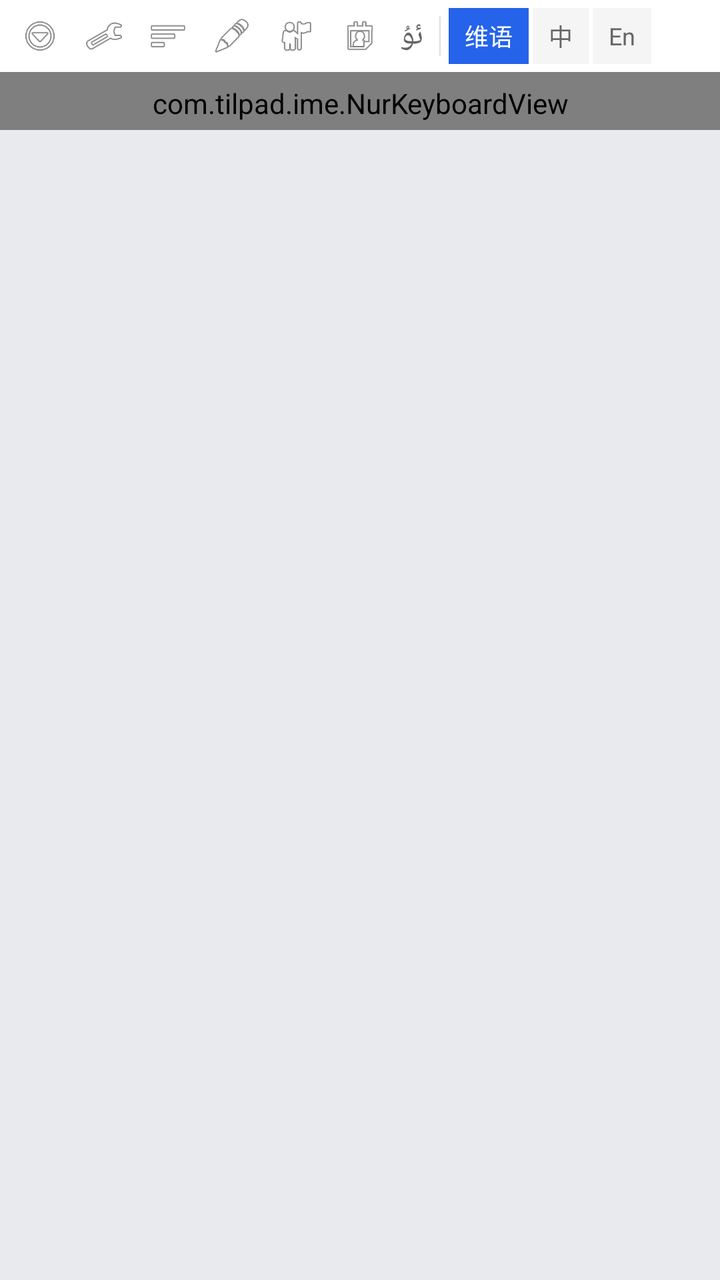
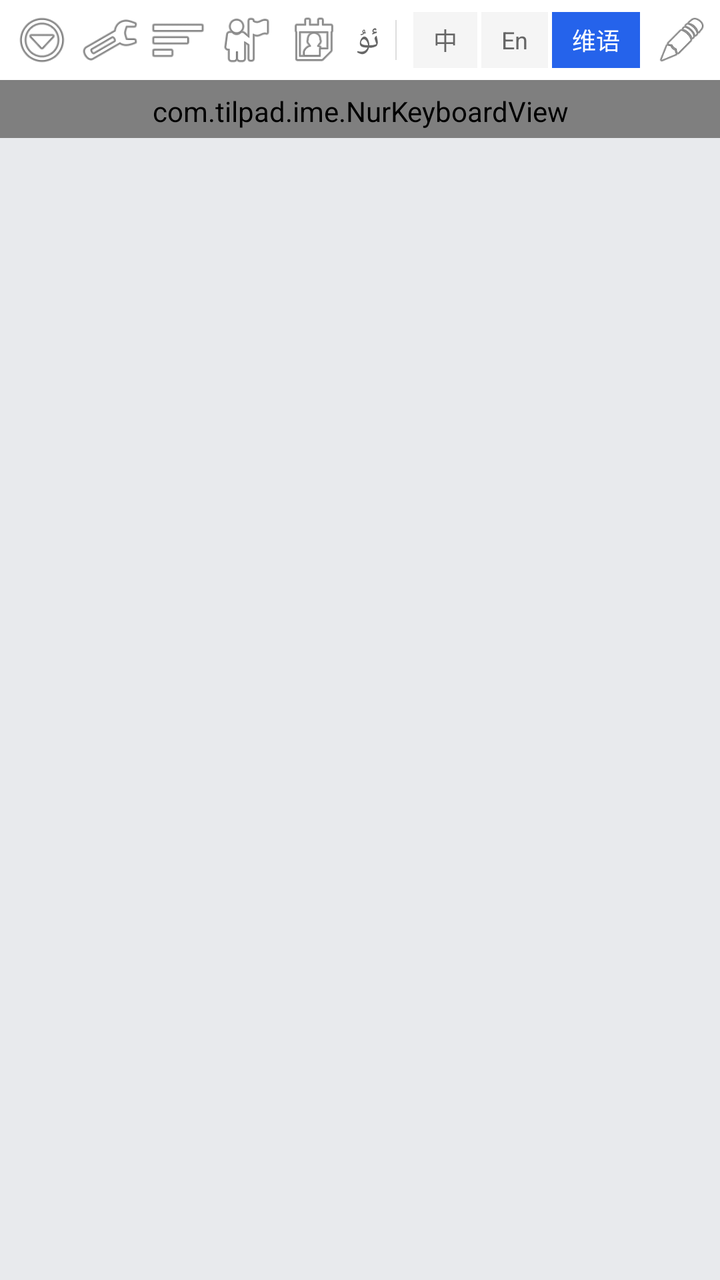

An Android layout rendered at two revisions. The XML below is the earlier revision; the diff shows what the commit changed to produce the second picture.
<!-- AndroidManifest.xml: application theme TilPadTheme -->
<!-- res/layout/input_view_container.xml -->
<?xml version="1.0" encoding="utf-8"?>
<LinearLayout xmlns:android="http://schemas.android.com/apk/res/android"
    android:layout_width="match_parent"
    android:layout_height="wrap_content"
    android:orientation="vertical"
    android:background="#E8EAED"
    android:layout_alignParentBottom="true">

    
    <LinearLayout
        android:id="@+id/toolbar"
        android:layout_width="match_parent"
        android:layout_height="36dp"
        android:orientation="horizontal"
        android:background="#FFFFFF"
        android:gravity="center_vertical"
        android:paddingStart="4dp"
        android:paddingEnd="4dp">

        
        <ImageView
            android:id="@+id/btn_dropdown"
            android:layout_width="32dp"
            android:layout_height="32dp"
            android:src="@android:drawable/ic_menu_more"
            android:padding="6dp"
            android:contentDescription="菜单" />

        
        <ImageView
            android:id="@+id/btn_settings"
            android:layout_width="32dp"
            android:layout_height="32dp"
            android:src="@android:drawable/ic_menu_preferences"
            android:padding="6dp"
            android:contentDescription="设置" />

        
        <ImageView
            android:id="@+id/btn_layout"
            android:layout_width="32dp"
            android:layout_height="32dp"
            android:src="@android:drawable/ic_menu_sort_by_size"
            android:padding="6dp"
            android:contentDescription="布局" />

        
        <ImageView
            android:id="@+id/btn_clipboard"
            android:layout_width="32dp"
            android:layout_height="32dp"
            android:src="@android:drawable/ic_menu_edit"
            android:padding="6dp"
            android:contentDescription="剪贴板" />

        
        <ImageView
            android:id="@+id/btn_emoji"
            android:layout_width="32dp"
            android:layout_height="32dp"
            android:src="@android:drawable/ic_menu_myplaces"
            android:padding="6dp"
            android:contentDescription="表情" />

        
        <ImageView
            android:id="@+id/btn_avatar"
            android:layout_width="32dp"
            android:layout_height="32dp"
            android:src="@android:drawable/ic_menu_my_calendar"
            android:padding="6dp"
            android:contentDescription="头像" />

        
        <TextView
            android:id="@+id/btn_quick_uyghur"
            android:layout_width="wrap_content"
            android:layout_height="32dp"
            android:text="ئۇ"
            android:textSize="16sp"
            android:gravity="center"
            android:paddingStart="4dp"
            android:paddingEnd="4dp"
            android:textColor="#666666" />

        
        <View
            android:layout_width="0.5dp"
            android:layout_height="20dp"
            android:background="#DDDDDD"
            android:layout_marginStart="4dp"
            android:layout_marginEnd="4dp" />

        
        <TextView
            android:id="@+id/btn_lang_uyghur"
            android:layout_width="wrap_content"
            android:layout_height="28dp"
            android:text="维语"
            android:textSize="12sp"
            android:gravity="center"
            android:paddingStart="8dp"
            android:paddingEnd="8dp"
            android:textColor="#FFFFFF"
            android:background="#2563EB"
            android:layout_marginEnd="2dp" />

        
        <TextView
            android:id="@+id/btn_lang_chinese"
            android:layout_width="wrap_content"
            android:layout_height="28dp"
            android:text="中"
            android:textSize="12sp"
            android:gravity="center"
            android:paddingStart="8dp"
            android:paddingEnd="8dp"
            android:textColor="#666666"
            android:background="#F5F5F5"
            android:layout_marginEnd="2dp" />

        
        <TextView
            android:id="@+id/btn_lang_english"
            android:layout_width="wrap_content"
            android:layout_height="28dp"
            android:text="En"
            android:textSize="12sp"
            android:gravity="center"
            android:paddingStart="8dp"
            android:paddingEnd="8dp"
            android:textColor="#666666"
            android:background="#F5F5F5" />

    </LinearLayout>

    
    <HorizontalScrollView
        android:id="@+id/candidate_scroll"
        android:layout_width="match_parent"
        android:layout_height="36dp"
        android:background="#FFFFFF"
        android:visibility="gone"
        android:fillViewport="true">

        <LinearLayout
            android:id="@+id/candidate_container"
            android:layout_width="wrap_content"
            android:layout_height="match_parent"
            android:orientation="horizontal"
            android:paddingStart="8dp"
            android:paddingEnd="8dp" />

    </HorizontalScrollView>

    
    <FrameLayout
        android:id="@+id/panel_container"
        android:layout_width="match_parent"
        android:layout_height="0dp"
        android:layout_weight="0"
        android:background="#FFFFFF"
        android:visibility="gone">

        <GridView
            android:id="@+id/emoji_grid"
            android:layout_width="match_parent"
            android:layout_height="240dp"
            android:numColumns="8"
            android:horizontalSpacing="4dp"
            android:verticalSpacing="4dp"
            android:padding="4dp"
            android:background="#FFFFFF" />

        <ListView
            android:id="@+id/clipboard_list"
            android:layout_width="match_parent"
            android:layout_height="240dp"
            android:background="#FFFFFF"
            android:visibility="gone"
            android:padding="4dp" />

    </FrameLayout>

    
    <com.tilpad.ime.NurKeyboardView
        android:id="@+id/keyboard"
        android:layout_width="match_parent"
        android:layout_height="wrap_content"
        android:layout_alignParentBottom="true"
        android:background="#E8EAED"
        android:keyBackground="@drawable/key_background"
        android:keyTextColor="#FFFFFF"
        android:keyTextSize="22sp"
        android:labelTextSize="14sp"
        android:keyPreviewLayout="@layout/key_preview"
        android:keyPreviewOffset="2dp"
        android:verticalGap="5dp"
        android:horizontalGap="2dp"
        android:paddingTop="6dp"
        android:paddingBottom="4dp"
        android:paddingStart="3dp"
        android:paddingEnd="3dp"
        android:shadowRadius="0.0" />

</LinearLayout>
<!-- res/layout/key_preview.xml (included above) -->
<?xml version="1.0" encoding="utf-8"?>
<TextView xmlns:android="http://schemas.android.com/apk/res/android"
    android:layout_width="wrap_content"
    android:layout_height="wrap_content"
    android:minWidth="48dp"
    android:minHeight="48dp"
    android:gravity="center"
    android:textSize="32sp"
    android:textColor="#1A1A1A"
    android:background="@drawable/key_preview_bg"
    android:padding="6dp" />
<!-- resources referenced by this layout -->
<resources>
  <!-- drawable key_background (drawable) -->
  <?xml version="1.0" encoding="utf-8"?>
  <selector xmlns:android="http://schemas.android.com/apk/res/android">
      
      <item android:state_pressed="true">
          <shape android:shape="rectangle">
              <solid android:color="#802563EB" />
              <corners android:radius="8dp" />
          </shape>
      </item>
      
      <item android:state_checkable="true" android:state_checked="true">
          <shape android:shape="rectangle">
              <solid android:color="#802563EB" />
              <corners android:radius="8dp" />
          </shape>
      </item>
      
      <item>
          <shape android:shape="rectangle">
              <solid android:color="#A637474F" />
              <corners android:radius="8dp" />
          </shape>
      </item>
  </selector>
  <!-- drawable key_preview_bg (drawable) -->
  <?xml version="1.0" encoding="utf-8"?>
  <shape xmlns:android="http://schemas.android.com/apk/res/android"
      android:shape="rectangle">
      <solid android:color="#FFFFFF" />
      <corners android:radius="8dp" />
      <stroke android:width="1dp" android:color="#E0E0E0" />
  </shape>
  <style name="TilPadTheme" parent="Theme.MaterialComponents.Light.NoActionBar">
          <item name="android:windowNoTitle">true</item>
          <item name="android:statusBarColor">@color/telegram_blue_dark</item>
          <item name="android:windowLightStatusBar">false</item>
          <item name="colorPrimary">@color/telegram_blue</item>
          <item name="colorPrimaryDark">@color/telegram_blue_dark</item>
          <item name="colorAccent">@color/telegram_blue</item>
          <item name="android:windowBackground">@color/bg_main</item>
      </style>
  <color name="telegram_blue_dark">#0088CC</color>
  <color name="telegram_blue">#2AABEE</color>
  <color name="bg_main">#F0F2F5</color>
</resources>

<!-- the commit's change to res/layout/input_view_container.xml (unified diff, before → after) -->
@@ -10,7 +10,7 @@
     <LinearLayout
         android:id="@+id/toolbar"
         android:layout_width="match_parent"
-        android:layout_height="36dp"
+        android:layout_height="40dp"
         android:orientation="horizontal"
         android:background="#FFFFFF"
         android:gravity="center_vertical"
@@ -20,62 +20,58 @@
         
         <ImageView
             android:id="@+id/btn_dropdown"
-            android:layout_width="32dp"
-            android:layout_height="32dp"
+            android:layout_width="34dp"
+            android:layout_height="34dp"
             android:src="@android:drawable/ic_menu_more"
-            android:padding="6dp"
-            android:contentDescription="菜单" />
+            android:scaleType="fitCenter"
+            android:padding="2dp"
+            android:contentDescription="Menu" />
 
         
         <ImageView
             android:id="@+id/btn_settings"
-            android:layout_width="32dp"
-            android:layout_height="32dp"
+            android:layout_width="34dp"
+            android:layout_height="34dp"
             android:src="@android:drawable/ic_menu_preferences"
-            android:padding="6dp"
-            android:contentDescription="设置" />
+            android:scaleType="fitCenter"
+            android:padding="2dp"
+            android:contentDescription="Settings" />
 
         
         <ImageView
             android:id="@+id/btn_layout"
-            android:layout_width="32dp"
-            android:layout_height="32dp"
+            android:layout_width="34dp"
+            android:layout_height="34dp"
             android:src="@android:drawable/ic_menu_sort_by_size"
-            android:padding="6dp"
-            android:contentDescription="布局" />
-
-        
-        <ImageView
-            android:id="@+id/btn_clipboard"
-            android:layout_width="32dp"
-            android:layout_height="32dp"
-            android:src="@android:drawable/ic_menu_edit"
-            android:padding="6dp"
-            android:contentDescription="剪贴板" />
+            android:scaleType="fitCenter"
+            android:padding="2dp"
+            android:contentDescription="Layout" />
 
         
         <ImageView
             android:id="@+id/btn_emoji"
-            android:layout_width="32dp"
-            android:layout_height="32dp"
+            android:layout_width="34dp"
+            android:layout_height="34dp"
             android:src="@android:drawable/ic_menu_myplaces"
-            android:padding="6dp"
-            android:contentDescription="表情" />
+            android:scaleType="fitCenter"
+            android:padding="2dp"
+            android:contentDescription="Emoji" />
 
         
         <ImageView
             android:id="@+id/btn_avatar"
-            android:layout_width="32dp"
-            android:layout_height="32dp"
+            android:layout_width="34dp"
+            android:layout_height="34dp"
             android:src="@android:drawable/ic_menu_my_calendar"
-            android:padding="6dp"
-            android:contentDescription="头像" />
+            android:scaleType="fitCenter"
+            android:padding="2dp"
+            android:contentDescription="Avatar" />
 
         
         <TextView
             android:id="@+id/btn_quick_uyghur"
             android:layout_width="wrap_content"
-            android:layout_height="32dp"
+            android:layout_height="34dp"
             android:text="ئۇ"
             android:textSize="16sp"
             android:gravity="center"
@@ -92,6 +88,40 @@
             android:layout_marginEnd="4dp" />
 
         
+        <View
+            android:layout_width="0dp"
+            android:layout_height="1dp"
+            android:layout_weight="1" />
+
+        
+        <TextView
+            android:id="@+id/btn_lang_chinese"
+            android:layout_width="wrap_content"
+            android:layout_height="28dp"
+            android:text="中"
+            android:textSize="12sp"
+            android:gravity="center"
+            android:paddingStart="10dp"
+            android:paddingEnd="10dp"
+            android:textColor="#666666"
+            android:background="#F5F5F5"
+            android:layout_marginEnd="2dp" />
+
+        
+        <TextView
+            android:id="@+id/btn_lang_english"
+            android:layout_width="wrap_content"
+            android:layout_height="28dp"
+            android:text="En"
+            android:textSize="12sp"
+            android:gravity="center"
+            android:paddingStart="10dp"
+            android:paddingEnd="10dp"
+            android:textColor="#666666"
+            android:background="#F5F5F5"
+            android:layout_marginEnd="2dp" />
+
+        
         <TextView
             android:id="@+id/btn_lang_uyghur"
             android:layout_width="wrap_content"
@@ -99,38 +129,21 @@
             android:text="维语"
             android:textSize="12sp"
             android:gravity="center"
-            android:paddingStart="8dp"
-            android:paddingEnd="8dp"
+            android:paddingStart="10dp"
+            android:paddingEnd="10dp"
             android:textColor="#FFFFFF"
-            android:background="#2563EB"
-            android:layout_marginEnd="2dp" />
-
-        
-        <TextView
-            android:id="@+id/btn_lang_chinese"
-            android:layout_width="wrap_content"
-            android:layout_height="28dp"
-            android:text="中"
-            android:textSize="12sp"
-            android:gravity="center"
-            android:paddingStart="8dp"
-            android:paddingEnd="8dp"
-            android:textColor="#666666"
-            android:background="#F5F5F5"
-            android:layout_marginEnd="2dp" />
-
-        
-        <TextView
-            android:id="@+id/btn_lang_english"
-            android:layout_width="wrap_content"
-            android:layout_height="28dp"
-            android:text="En"
-            android:textSize="12sp"
-            android:gravity="center"
-            android:paddingStart="8dp"
-            android:paddingEnd="8dp"
-            android:textColor="#666666"
-            android:background="#F5F5F5" />
+            android:background="#2563EB" />
+
+        
+        <ImageView
+            android:id="@+id/btn_clipboard"
+            android:layout_width="30dp"
+            android:layout_height="30dp"
+            android:src="@android:drawable/ic_menu_edit"
+            android:scaleType="fitCenter"
+            android:padding="2dp"
+            android:layout_marginStart="6dp"
+            android:contentDescription="Clipboard" />
 
     </LinearLayout>
 
@@ -190,17 +203,17 @@
         android:layout_alignParentBottom="true"
         android:background="#E8EAED"
         android:keyBackground="@drawable/key_background"
-        android:keyTextColor="#FFFFFF"
+        android:keyTextColor="#333333"
         android:keyTextSize="22sp"
         android:labelTextSize="14sp"
         android:keyPreviewLayout="@layout/key_preview"
         android:keyPreviewOffset="2dp"
         android:verticalGap="5dp"
-        android:horizontalGap="2dp"
+        android:horizontalGap="0.5dp"
         android:paddingTop="6dp"
         android:paddingBottom="4dp"
-        android:paddingStart="3dp"
-        android:paddingEnd="3dp"
+        android:paddingStart="2dp"
+        android:paddingEnd="2dp"
         android:shadowRadius="0.0" />
 
 </LinearLayout>
<!-- resource entries referenced after the edit -->
@@ -3,24 +3,15 @@
   <!-- drawable key_background (drawable) -->
   <?xml version="1.0" encoding="utf-8"?>
   <selector xmlns:android="http://schemas.android.com/apk/res/android">
-      
       <item android:state_pressed="true">
           <shape android:shape="rectangle">
-              <solid android:color="#802563EB" />
+              <solid android:color="#D0E4FF" />
               <corners android:radius="8dp" />
           </shape>
       </item>
-      
-      <item android:state_checkable="true" android:state_checked="true">
-          <shape android:shape="rectangle">
-              <solid android:color="#802563EB" />
-              <corners android:radius="8dp" />
-          </shape>
-      </item>
-      
       <item>
           <shape android:shape="rectangle">
-              <solid android:color="#A637474F" />
+              <solid android:color="#FFFFFF" />
               <corners android:radius="8dp" />
           </shape>
       </item>
